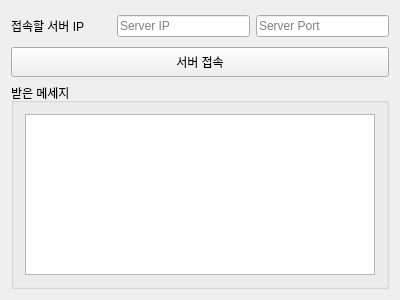
Before: the Qt Designer form 01_TcpClient_Commented/widget.ui in ky107601/MeetingZone-MZ-, drawn with Qt 5.
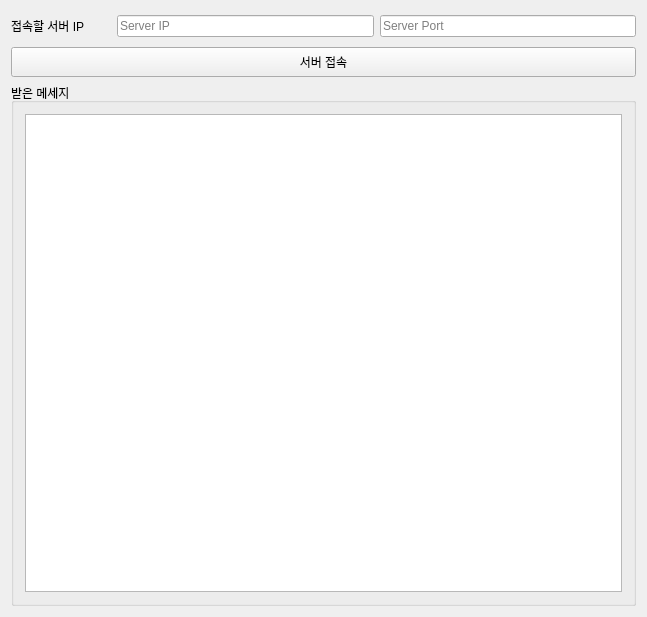
After: the same form once the commit is applied.

What changed in the file:
```diff
--- a/01_TcpClient_Commented/widget.ui
+++ b/01_TcpClient_Commented/widget.ui
@@ -6,8 +6,8 @@
    <rect>
     <x>0</x>
     <y>0</y>
-    <width>400</width>
-    <height>300</height>
+    <width>647</width>
+    <height>617</height>
    </rect>
   </property>
   <property name="windowTitle">
```
